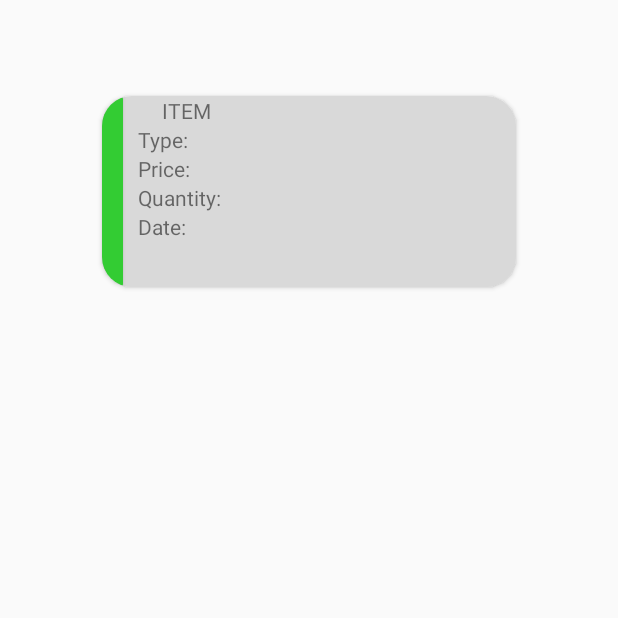
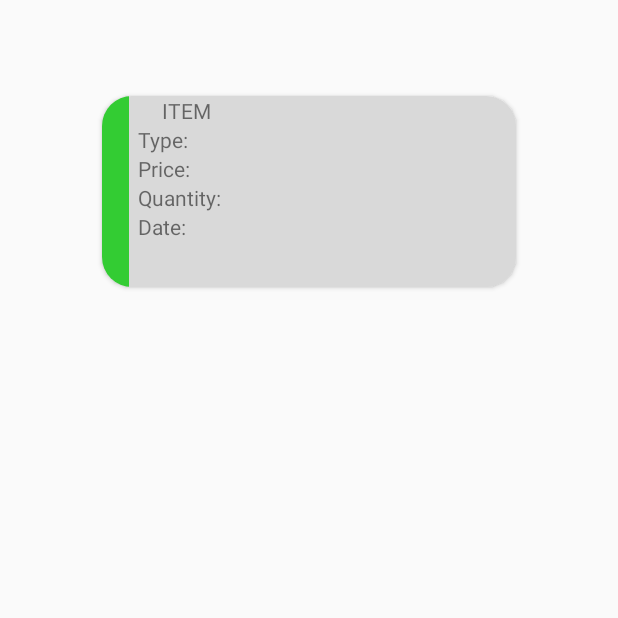
Before and after one commit to prabhatdev/TeamPhi, an Android app: the task screen opened directly, with no data from a screen before it, on a phone screen of 412 x 824 dp, the top half of it. Run offline under Robolectric (Android 15) with nearby library versions, the phone set to English and light mode, and no system bars; Roboto replaces fonts that are not available here.

Commit message:
rectangle done

```diff
--- a/app/src/main/res/layout/activity_task.xml
+++ b/app/src/main/res/layout/activity_task.xml
@@ -20,12 +20,12 @@
         app:layout_constraintStart_toStartOf="parent"
         app:layout_constraintTop_toTopOf="parent"
         app:layout_constraintVertical_bias="0.113">
-
-        <android.support.v7.widget.CardView
-            android:layout_width="14dp"
+        <View android:id="@+id/rectangle_at_the_top"
+            android:layout_width="18dp"
             android:layout_height="match_parent"
-            app:cardBackgroundColor="#33cc33" />
-
+            android:layout_alignParentTop="true"
+            android:background="#33cc33"
+            android:visibility="visible"/>
         <RelativeLayout
             android:layout_width="222dp"
             android:layout_height="match_parent"
@@ -91,6 +91,7 @@
                 android:id="@+id/price"
                 android:layout_width="100dp"
                 android:layout_height="wrap_content"
+                android:layout_alignBaseline="@+id/textView13"
                 android:layout_alignBottom="@+id/textView13"
                 android:layout_toEndOf="@+id/textView12" />
 
```
